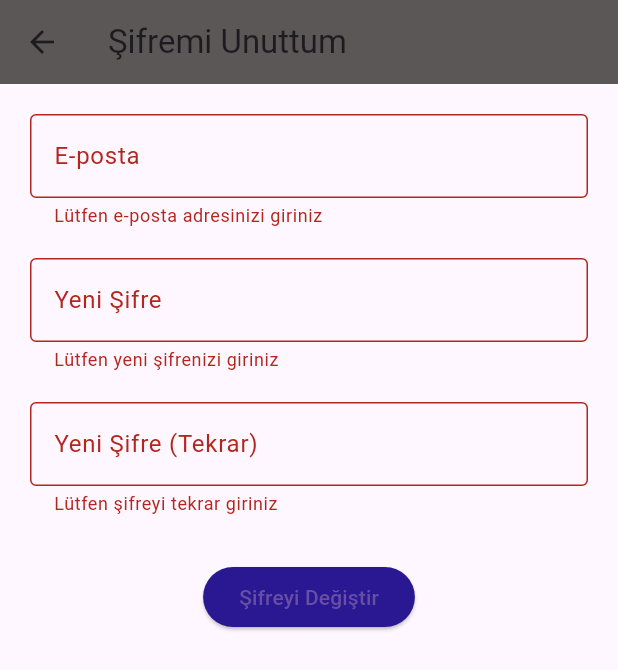
After one commit to zerdagecgel/TalepSikayet, a Flutter app: the ForgotPasswordPage screen opened directly, after a tap on "Şifreyi Değiştir", on a phone screen of 412 x 824 dp. The commit adds this screen. Shown: the top 670 px of the screen. Run offline on Flutter 3.47's test engine with Material 3 defaults, Android fonts, the phone set to English and light mode, and no system bars; our stand-ins replace image_picker; network calls fail.

Commit message:
frontend yeni sayfa ve özellikler

```diff
--- /dev/null
+++ b/lib/forgot_password.dart
@@ -0,0 +1,163 @@
+import 'package:flutter/material.dart';
+import 'dart:convert';
+import 'package:http/http.dart' as http;
+
+class ForgotPasswordPage extends StatefulWidget {
+  const ForgotPasswordPage({super.key});
+
+  @override
+  State<ForgotPasswordPage> createState() => _ForgotPasswordPageState();
+}
+
+class _ForgotPasswordPageState extends State<ForgotPasswordPage> {
+  final _formKey = GlobalKey<FormState>();
+  String? email;
+  String? newPassword;
+  String? confirmPassword;
+
+  @override
+  Widget build(BuildContext context) {
+    return Scaffold(
+      appBar: AppBar(
+        title: Text('Şifremi Unuttum'),
+        backgroundColor: const Color.fromARGB(255, 91, 87, 87),
+      ),
+      body: Padding(
+        padding: const EdgeInsets.all(20.0),
+        child: Form(
+          key: _formKey,
+          child: Column(
+            children: [
+              // ✅ E-posta Alanı
+              TextFormField(
+                decoration: InputDecoration(
+                  labelText: 'E-posta',
+                  border: OutlineInputBorder(),
+                ),
+                keyboardType: TextInputType.emailAddress,
+                validator: (value) {
+                  if (value == null || value.isEmpty) {
+                    return 'Lütfen e-posta adresinizi giriniz';
+                  }
+                  if (!RegExp(r'^[^@]+@[^@]+\.[^@]+').hasMatch(value)) {
+                    return 'Geçerli bir e-posta adresi giriniz';
+                  }
+                  email = value;
+                  return null;
+                },
+              ),
+              SizedBox(height: 20),
+
+              // ✅ Yeni Şifre Alanı
+              TextFormField(
+                obscureText: true,
+                decoration: InputDecoration(
+                  labelText: 'Yeni Şifre',
+                  border: OutlineInputBorder(),
+                ),
+                validator: (value) {
+                  if (value == null || value.isEmpty) {
+                    return 'Lütfen yeni şifrenizi giriniz';
+                  }
+                  newPassword = value;
+                  return null;
+                },
+              ),
+              SizedBox(height: 20),
+
+              // ✅ Yeni Şifre (Tekrar) Alanı
+              TextFormField(
+                obscureText: true,
+                decoration: InputDecoration(
+                  labelText: 'Yeni Şifre (Tekrar)',
+                  border: OutlineInputBorder(),
+                ),
+                validator: (value) {
+                  if (value == null || value.isEmpty) {
+                    return 'Lütfen şifreyi tekrar giriniz';
+                  }
+                  if (value != newPassword) {
+                    return 'Şifreler eşleşmiyor';
+                  }
+                  confirmPassword = value;
+                  return null;
+                },
+              ),
+              SizedBox(height: 30),
+
+              // ✅ Şifreyi Değiştir Butonu
+              ElevatedButton(
+                onPressed: _resetPassword,
+                child: Text('Şifreyi Değiştir'),
+                style: ElevatedButton.styleFrom(
+                  backgroundColor: const Color.fromARGB(255, 42, 23, 146)
+                ),
+              ),
+            ],
+          ),
+        ),
+      ),
+    );
+  }
+
+  // ✅ Şifre Değiştir Fonksiyonu (Backend'e istek gönderir)
+  void _resetPassword() async {
+    if (_formKey.currentState!.validate()) {
+      try {
+        final response = await http.post(
+          Uri.parse('http://10.0.2.2:3000/reset-password'), // Backend URL
+          headers: {"Content-Type": "application/json"},
+          body: jsonEncode({
+            "email": email,
+            "newPassword": newPassword,
+          }),
+        );
+
+        final data = jsonDecode(response.body);
+
+        if (data['success'] == true) {
+          _showSuccessDialog("Şifre değiştirme işlemi başarılı.");
+        } else {
+          _showErrorDialog(data['message'] ?? 'Bir hata oluştu.');
+        }
+      } catch (e) {
+        _showErrorDialog("Sunucuya bağlanılamadı: $e");
+      }
+    }
+  }
+
+  void _showSuccessDialog(String message) {
+    showDialog(
+      context: context,
+      builder: (context) => AlertDialog(
+        title: Text("Başarılı"),
+        content: Text(message),
+        actions: [
+          TextButton(
+            onPressed: () {
+              Navigator.pop(context); // dialog kapat
+              Navigator.pop(context); // login sayfasına dön
+            },
+            child: Text("Tamam"),
+          ),
+        ],
+      ),
+    );
+  }
+
+  void _showErrorDialog(String message) {
+    showDialog(
+      context: context,
+      builder: (context) => AlertDialog(
+        title: Text("Hata"),
+        content: Text(message),
+        actions: [
+          TextButton(
+            onPressed: () => Navigator.pop(context),
+            child: Text("Tamam"),
+          ),
+        ],
+      ),
+    );
+  }
+}
--- a/lib/main.dart
+++ b/lib/main.dart
@@ -11,6 +11,10 @@ class MyApp extends StatelessWidget {
   @override
   Widget build(BuildContext context) {
     return MaterialApp(
+      title:"talep",
+      theme: ThemeData(
+        primarySwatch: Colors.blue,
+      ),
       debugShowCheckedModeBanner: false,
       home : LoginPage(),
     );
--- a/lib/register_page.dart
+++ b/lib/register_page.dart
@@ -1,6 +1,7 @@
 import 'package:flutter/material.dart';
 import 'package:http/http.dart' as http;
 import 'dart:convert';
+
 
 
 class RegisterPage extends StatefulWidget {
@@ -94,7 +95,7 @@ class _RegisterPageState extends State<RegisterPage> {
                   }
                 },
                 child: Text("Kayıt Ol"),
-              )
+              ),
             ],
           ),
         ),
--- a/pubspec.yaml
+++ b/pubspec.yaml
@@ -18,6 +18,7 @@ environment:
 dependencies:
   flutter:
     sdk: flutter
+  image_picker: ^0.8.7+4
   http: ^0.13.5
 
 
```
Also changed, not shown: lib/complaint_page.dart (added, +157 -0 lines), lib/employess_page.dart (added, +199 -0 lines), lib/login_page.dart (+9 -19 lines), pubspec.lock, 11 other files. Lines whose indentation alone changed are shown as unchanged.
